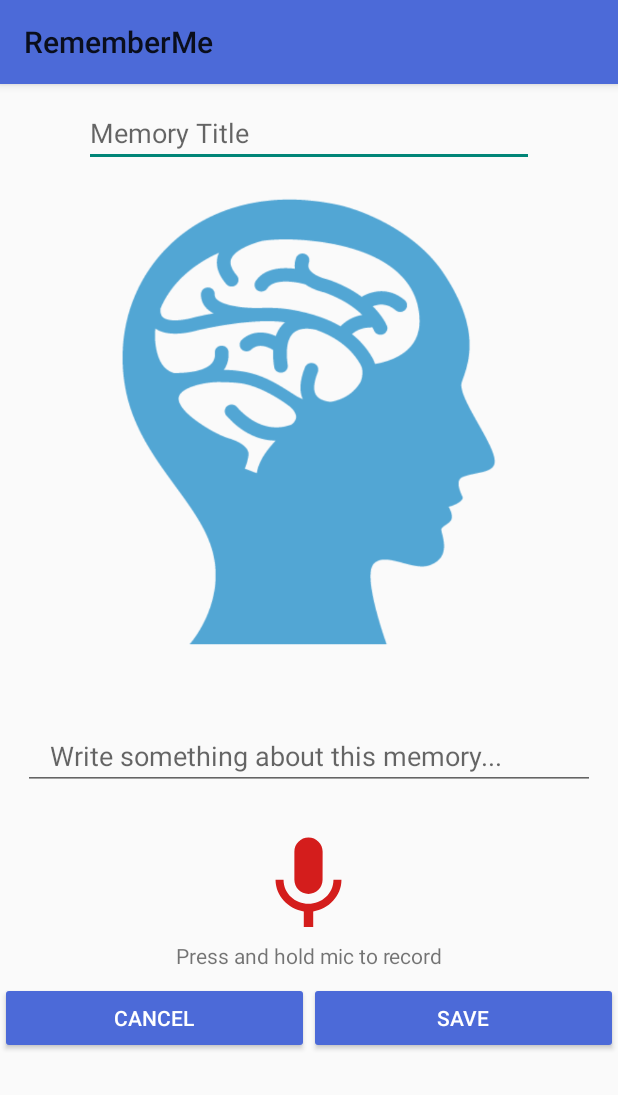
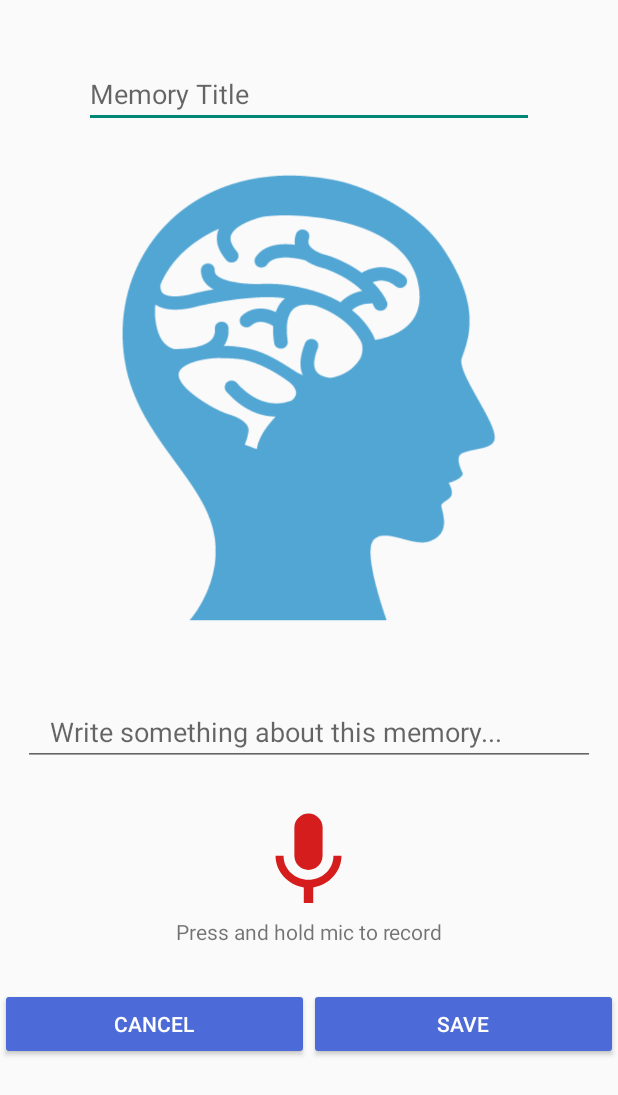
Before and after one commit to gracewanggw/RememberMe, an Android app: the AddEditMemoryActivity screen opened directly, with no data from a screen before it, on a phone screen of 412 x 824 dp. Shown: the top 1095 px of the screen. Run offline under Robolectric (Android 15) with nearby library versions, the phone set to English and light mode, and no system bars; libraries missing offline, so code that uses them is left out: com.amitshekhar; 2 statements that could not run were skipped.

Commit message:
Make add Button memory clickable area bigger

```diff
--- a/app/src/main/AndroidManifest.xml
+++ b/app/src/main/AndroidManifest.xml
@@ -31,7 +31,7 @@
         <activity android:name=".FramilyProfile" android:theme="@style/Theme.RememberMe.NoActionBar"/>
         <!--activity android:name=".AddMemoryActivity" /-->
         <activity android:name=".EditUserProfileActivity" android:theme="@style/Theme.RememberMe.NoActionBar"/>
-        <activity android:name=".AddEditMemoryActivity" />
+        <activity android:name=".AddEditMemoryActivity" android:theme="@style/Theme.RememberMe.NoActionBar"/>
         <activity android:name=".ViewMemory" />
 
         <activity android:name=".quiz.Quiz" android:theme="@style/Theme.RememberMe.NoActionBar"/>
--- a/app/src/main/res/layout/activity_add_memory.xml
+++ b/app/src/main/res/layout/activity_add_memory.xml
@@ -18,15 +18,16 @@
             android:layout_height="wrap_content"
             android:hint="Memory Title"
             android:layout_gravity="center_horizontal"
-            android:layout_marginTop="10dp"
-            android:id="@+id/title"/>
+            android:layout_marginTop="40dp"
+            android:id="@+id/title"
+            />
 
         <ImageView
             android:layout_width="300dp"
             android:layout_height="300dp"
             android:layout_gravity="center_horizontal"
             android:src="@drawable/memory"
-            android:layout_marginTop="20dp"
+            android:layout_marginTop="30dp"
             android:backgroundTint="@color/custom_blue"
             android:id="@+id/memory_image"
             android:onClick="changeImage"/>
@@ -64,7 +65,8 @@
             android:layout_height="wrap_content"
             android:orientation="horizontal"
             android:layout_gravity="center|bottom"
-            android:layout_weight="1">
+            android:layout_weight="1"
+            android:layout_marginTop="20dp">
 
             <Button
                 android:layout_width="wrap_content"
```
Also changed, not shown: app/src/main/res/layout/activity_edit_framily_profile.xml (+4 -3 lines).
